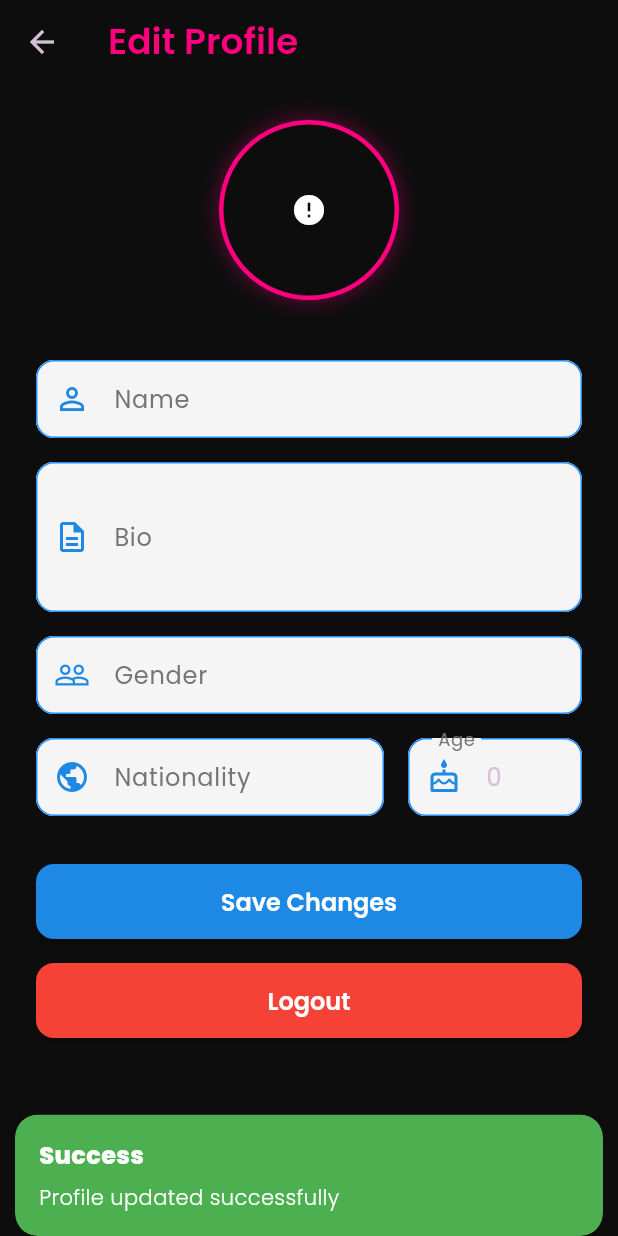
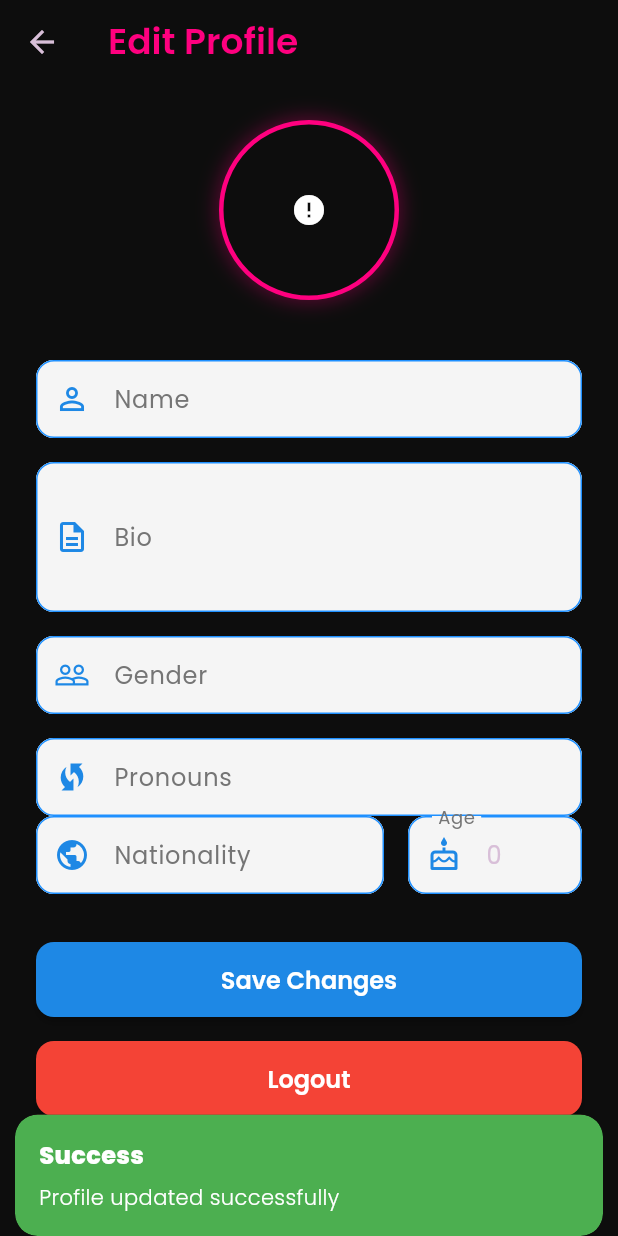
Before and after one commit to mc-ondros/we-all-belong, a Flutter app: the EditProfileScreen screen opened directly, after a tap on "Save Changes", on a phone screen of 412 x 824 dp. Run offline on Flutter 3.47's test engine with Material 3 defaults, Android fonts, the phone set to English and light mode, and no system bars; drawn by our look-alikes of cached_network_image; our stand-ins replace cloud_firestore, firebase_auth, firebase_core, firebase_storage, flutter_map, flutter_rating_bar and 9 more; missing offline and left inert: maps_launcher, safe_text; accounts and stored records are empty; network calls fail; statements that could not run were skipped.

Commit message:
Added pronouns to KYC and profile page.

```diff
--- a/we_all_belong/lib/core/models/user_profile_model.dart
+++ b/we_all_belong/lib/core/models/user_profile_model.dart
@@ -7,6 +7,7 @@ class UserProfileModel {
   final String? phoneNumber;
   final String? nationality;
   final String? gender;
+  final String? pronouns;
   final String? religiousOrientation;
   final String? sexualPreference;
   final List<String>? disabilities;
@@ -21,6 +22,7 @@ class UserProfileModel {
     this.phoneNumber,
     this.nationality,
     this.gender,
+    this.pronouns,
     this.religiousOrientation,
     this.sexualPreference,
     this.disabilities,
@@ -37,6 +39,7 @@ class UserProfileModel {
       'phoneNumber': phoneNumber,
       'nationality': nationality,
       'gender': gender,
+      'pronouns': pronouns,
       'religiousOrientation': religiousOrientation,
       'sexualPreference': sexualPreference,
       'disabilities': disabilities,
@@ -54,15 +57,19 @@ class UserProfileModel {
       phoneNumber: json['phoneNumber'],
       nationality: json['nationality'],
       gender: json['gender'],
+      pronouns: json['pronouns'],
       religiousOrientation: json['religiousOrientation'],
       sexualPreference: json['sexualPreference'],
-      disabilities: json['disabilities'] != null ? List<String>.from(json['disabilities']) : null,
+      disabilities: json['disabilities'] != null
+          ? List<String>.from(json['disabilities'])
+          : null,
       isOnboarded: json['isOnboarded'] ?? false,
       bio: json['bio'],
       age: json['age'],
     );
   }
-  factory UserProfileModel.fromFirebase(DocumentSnapshot<Map<String, dynamic>> doc) {
+  factory UserProfileModel.fromFirebase(
+      DocumentSnapshot<Map<String, dynamic>> doc) {
     final data = doc.data();
     return UserProfileModel(
       uuid: data?['uuid'] ?? '',
@@ -71,9 +78,12 @@ class UserProfileModel {
       phoneNumber: data?['phoneNumber'],
       nationality: data?['nationality'],
       gender: data?['gender'],
+      pronouns: pronouns?['pronouns'],
       religiousOrientation: data?['religiousOrientation'],
       sexualPreference: data?['sexualPreference'],
-      disabilities: data?['disabilities'] != null ? List<String>.from(data!['disabilities']) : null,
+      disabilities: data?['disabilities'] != null
+          ? List<String>.from(data!['disabilities'])
+          : null,
       isOnboarded: data?['isOnboarded'] ?? false,
       bio: data?['bio'],
       age: data?['age'],
--- a/we_all_belong/lib/features/best_rated/best_rated.dart
+++ b/we_all_belong/lib/features/best_rated/best_rated.dart
@@ -25,10 +25,10 @@ class BestRatedScreen extends StatelessWidget {
             visible: bestRatedController.venues.isNotEmpty,
             child: Text(
               'Best rated:',
-              style: GoogleFonts.candal(
+              style: GoogleFonts.anton(
                 textStyle: const TextStyle(
                   color: Colors.white,
-                  fontSize: FontSizes.f_18,
+                  fontSize: FontSizes.f_22,
                 ),
               ),
             ),
--- a/we_all_belong/lib/features/homepage/homepage_screen.dart
+++ b/we_all_belong/lib/features/homepage/homepage_screen.dart
@@ -52,9 +52,9 @@ class HomePage extends StatelessWidget {
                       children: [
                         Text(
                           'Select Category',
-                          style: GoogleFonts.candal(
+                          style: GoogleFonts.anton(
                             textStyle: const TextStyle(
-                              color: GenericColors.white,
+                              color: GenericColors.moonGrey,
                               fontSize: FontSizes.f_18,
                             ),
                           ),
@@ -78,7 +78,7 @@ class HomePage extends StatelessWidget {
                           ),
                           child: DropdownButtonCustom(
                             defaultValue: myDropdownController.selectedValue.value,
-                            dropdownColor: GenericColors.background,
+                            dropdownColor: GenericColors.moonGrey,
                             currentData: const [
                               'bar',
                               'restaurant',
--- a/we_all_belong/lib/features/kyc/screens/kyc_screen.dart
+++ b/we_all_belong/lib/features/kyc/screens/kyc_screen.dart
@@ -11,7 +11,7 @@ class KYCScreen extends StatelessWidget {
   @override
   Widget build(BuildContext context) {
     return Scaffold(
-      backgroundColor: Colors.white,
+      backgroundColor: Colors.black,
       body: SafeArea(
         child: SingleChildScrollView(
           child: Padding(
@@ -21,7 +21,7 @@ class KYCScreen extends StatelessWidget {
               children: [
                 Text(
                   'Tell Us More About YOU',
-                  style: GoogleFonts.poppins(
+                  style: GoogleFonts.anton(
                     fontSize: 24,
                     fontWeight: FontWeight.bold,
                   ),
--- a/we_all_belong/lib/features/profile/controller/profile_controller.dart
+++ b/we_all_belong/lib/features/profile/controller/profile_controller.dart
@@ -11,6 +11,7 @@ class ProfileController extends GetxController {
   final nameController = TextEditingController();
   final bioController = TextEditingController();
   final genderController = TextEditingController();
+  final pronounsController = TextEditingController();
   final nationalityController = TextEditingController();
   final ageController = TextEditingController();
 
@@ -49,7 +50,8 @@ class ProfileController extends GetxController {
         profileImage.value = File(image.path);
 
         // Upload and cache the image
-        final url = await _profileImageService.uploadProfileImage(profileImage.value!);
+        final url =
+            await _profileImageService.uploadProfileImage(profileImage.value!);
         if (url != null) {
           profileImageUrl.value = url;
         }
@@ -77,6 +79,7 @@ class ProfileController extends GetxController {
           nameController.text = data['name'] ?? '';
           bioController.text = data['bio'] ?? '';
           genderController.text = data['gender'] ?? '';
+          pronounsController.text = data['pronouns'] ?? '';
           nationalityController.text = data['nationality'] ?? '';
           ageController.text = data['age']?.toString() ?? '';
         }
@@ -103,6 +106,7 @@ class ProfileController extends GetxController {
           name: nameController.text,
           bio: bioController.text,
           gender: genderController.text,
+          pronouns: pronounsController.text,
           nationality: nationalityController.text,
           age: int.tryParse(ageController.text),
           // Preserve existing values for other fields
@@ -120,7 +124,8 @@ class ProfileController extends GetxController {
         // Update the stored profile
         userProfile.value = updatedProfile;
 
-        await Future.delayed(const Duration(seconds: 1)); // Simulate network delay
+        await Future.delayed(
+            const Duration(seconds: 1)); // Simulate network delay
 
         Get.snackbar(
           'Success',
@@ -169,6 +174,7 @@ class ProfileController extends GetxController {
     nameController.dispose();
     bioController.dispose();
     genderController.dispose();
+    pronounsController.dispose();
     nationalityController.dispose();
     ageController.dispose();
     super.onClose();
--- a/we_all_belong/lib/features/profile/screens/edit_profile_screen.dart
+++ b/we_all_belong/lib/features/profile/screens/edit_profile_screen.dart
@@ -81,6 +81,12 @@ class EditProfileScreen extends StatelessWidget {
           icon: Icons.people_outline,
         ),
         const SizedBox(height: 16),
+
+        _buildTextField(
+          label: 'Pronouns',
+          controller: controller.pronounsController,
+          icon: Icons.wifi_protected_setup,
+        ),
 
         Row(
           children: [
```
Also changed, not shown: we_all_belong/lib/features/map/map_view.dart (+10 -10 lines), 8 other files.
